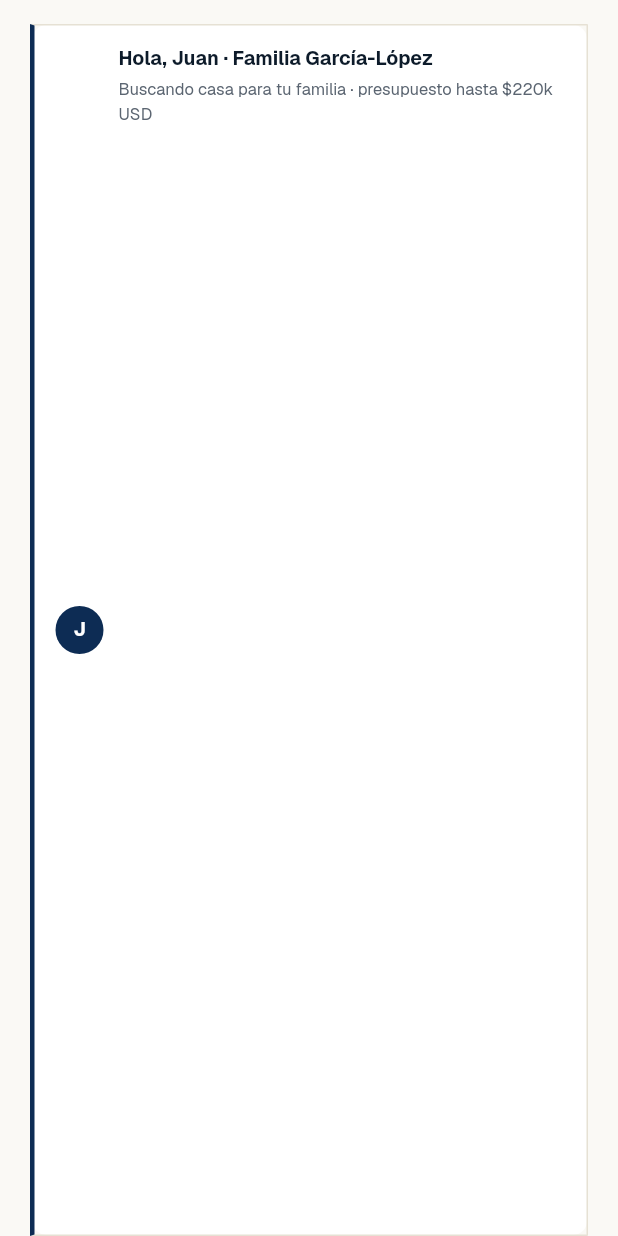
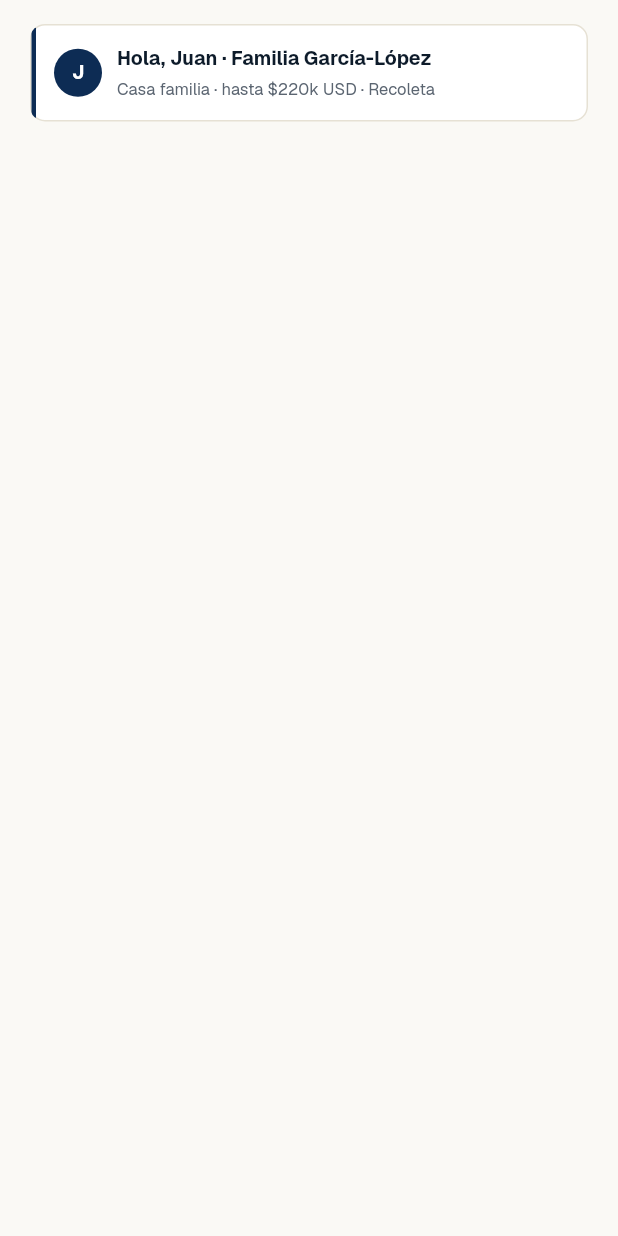
Before and after one commit to Giowen/hito-cochatech2026, a Flutter app: the _RoleBanner widget shown alone on an empty page, opened directly with empty values, on a phone screen of 412 x 824 dp. Run offline on Flutter 3.47's test engine with Material 3 defaults, Android fonts, the phone set to English and light mode, and no system bars; our stand-ins replace dio, drift, drift_flutter, flutter_dotenv, flutter_map, flutter_riverpod and 3 more; missing offline and left inert: record; accounts and stored records are empty; generated files the repository leaves out were written again.

Commit message:
fix: _RoleBanner borderRadius con border no-uniforme
Error: "A borderRadius can only be given on borders with uniform colors".
Mi RoleBanner usaba left BorderSide accent + 3 sides default border — no
uniforme con borderRadius del Container.

Fix: Container con uniform Border.all + clipBehavior antiAlias + Row con
Container interno (3px width accent color) como left stripe. Misma apariencia
visual, sin la restricción.

Bonus: textos del banner cortados a single line con ellipsis para que el
banner no overflow vertical en narrow widths.

Co-Authored-By: Claude Opus 4.7 <noreply@anthropic.com>

```diff
--- a/lib/screens/matches_screen.dart
+++ b/lib/screens/matches_screen.dart
@@ -132,24 +132,30 @@ class _RoleBanner extends StatelessWidget {
     final accent = isAgent ? HitoTokens.teal : HitoTokens.navy;
     return Container(
       margin: const EdgeInsets.fromLTRB(20, 16, 20, 0),
-      padding: const EdgeInsets.symmetric(horizontal: 14, vertical: 12),
       decoration: BoxDecoration(
         color: HitoTokens.paper,
         borderRadius: BorderRadius.circular(HitoTokens.rMd),
-        border: Border(
-          left: BorderSide(color: accent, width: 3),
-          top: BorderSide(color: HitoTokens.border),
-          right: BorderSide(color: HitoTokens.border),
-          bottom: BorderSide(color: HitoTokens.border),
+        border: Border.all(color: HitoTokens.border),
       ),
-      ),
+      clipBehavior: Clip.antiAlias,
+      child: Row(
+        children: [
+          // Left accent stripe (3px) — usando Container interno en vez de
+          // BorderSide para evitar conflicto con borderRadius del parent.
+          Container(width: 3, height: 60, color: accent),
+          Expanded(
+            child: Padding(
+              padding: const EdgeInsets.fromLTRB(12, 12, 14, 12),
               child: Row(
                 children: [
                   Container(
                     width: 32,
                     height: 32,
                     alignment: Alignment.center,
-            decoration: BoxDecoration(color: accent, shape: BoxShape.circle),
+                    decoration: BoxDecoration(
+                      color: accent,
+                      shape: BoxShape.circle,
+                    ),
                     child: Text(
                       isAgent ? 'M' : 'J',
                       style: GoogleFonts.geist(
@@ -162,6 +168,7 @@ class _RoleBanner extends StatelessWidget {
                   const SizedBox(width: 10),
                   Expanded(
                     child: Column(
+                      mainAxisSize: MainAxisSize.min,
                       crossAxisAlignment: CrossAxisAlignment.start,
                       children: [
                         Text(
@@ -173,18 +180,26 @@ class _RoleBanner extends StatelessWidget {
                             fontWeight: FontWeight.w700,
                             color: HitoTokens.ink1,
                           ),
+                          maxLines: 1,
+                          overflow: TextOverflow.ellipsis,
                         ),
                         const SizedBox(height: 2),
                         Text(
                           isAgent
-                      ? '12 listings activos · 3 leads esta semana · 1 contrato pendiente'
-                      : 'Buscando casa para tu familia · presupuesto hasta \$220k USD',
+                              ? '12 listings · 3 leads · 1 contrato pendiente'
+                              : 'Casa familia · hasta \$220k USD · Recoleta',
                           style: GoogleFonts.geist(
                             fontSize: 11,
                             color: HitoTokens.ink3,
                           ),
+                          maxLines: 1,
+                          overflow: TextOverflow.ellipsis,
                         ),
                       ],
+                    ),
+                  ),
+                ],
+              ),
             ),
           ),
         ],
```
Lines whose indentation alone changed are shown as unchanged.
